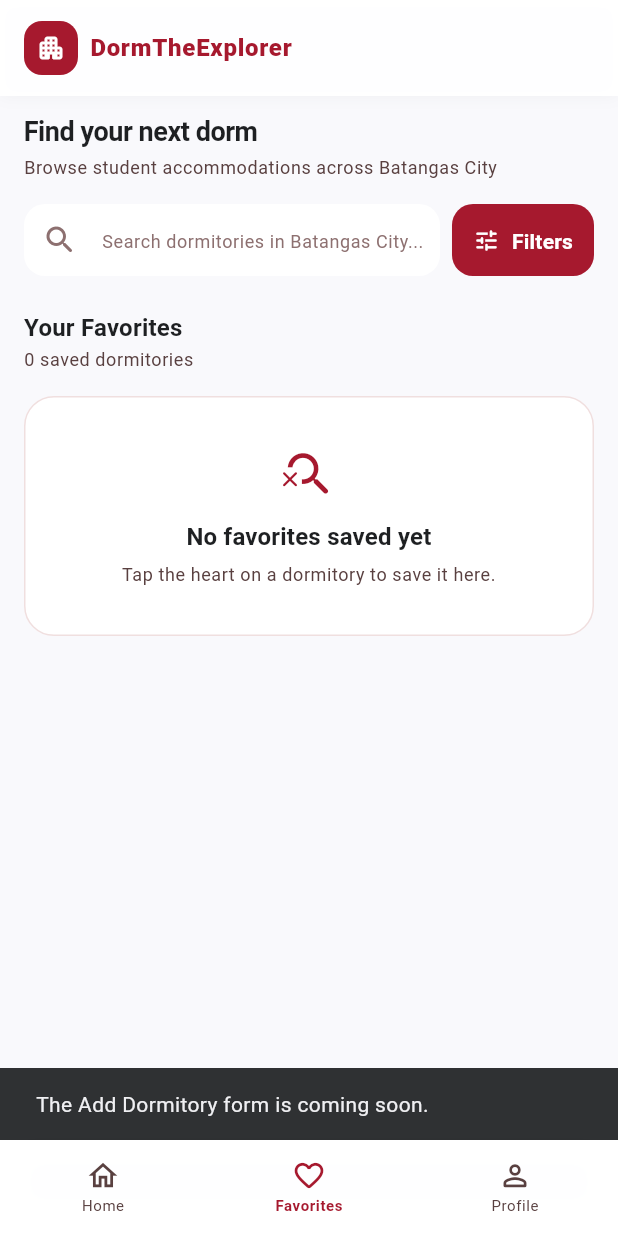
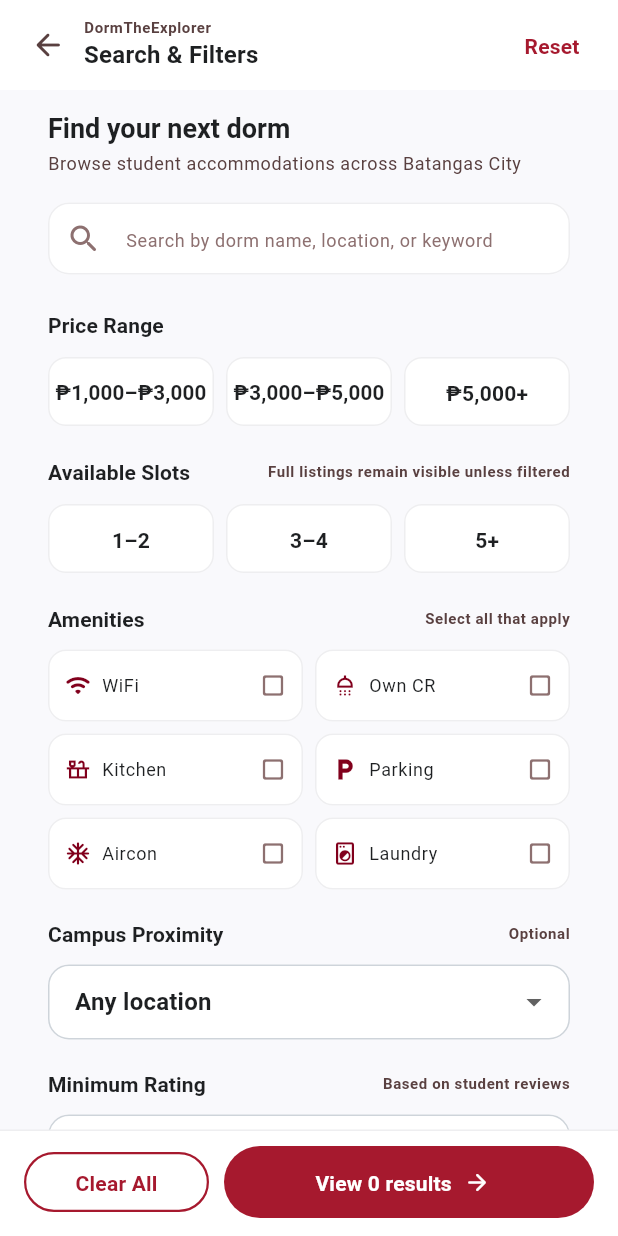
Before and after one commit to Aki-Mitsu/DormTheExplorer, a Flutter app: the DormDashboardScreen screen opened directly with empty values, item 2 of the bottom bar chosen, after a tap on "Filters", on a phone screen of 412 x 824 dp. Run offline on Flutter 3.47's test engine with Material 3 defaults, Android fonts, the phone set to English and light mode, and no system bars; our stand-ins replace cloud_firestore, firebase_auth, firebase_core, flutter_map, latlong2, material_ui; accounts and stored records are empty; network calls fail; Roboto replaces fonts that are missing (Plus Jakarta Sans).

Commit message:
feat(dormitories): add seeker search and filters

```diff
--- a/lib/features/dormitories/presentation/dorm_dashboard_screen.dart
+++ b/lib/features/dormitories/presentation/dorm_dashboard_screen.dart
@@ -5,6 +5,7 @@ import '../data/dormitory_repository.dart';
 import '../domain/dormitory.dart';
 import 'dorm_dashboard_view_model.dart';
 import 'dorm_details_screen.dart';
+import 'search_filters_screen.dart';
 
 class DormDashboardScreen extends StatefulWidget {
   const DormDashboardScreen({
@@ -71,6 +72,17 @@ class _DormDashboardScreenState extends State<DormDashboardScreen> {
       ..showSnackBar(
         const SnackBar(content: Text('The Add Dormitory form is coming soon.')),
       );
+  }
+
+  void _openSearchFilters() {
+    Navigator.of(context).push(
+      MaterialPageRoute<void>(
+        builder: (_) => SearchFiltersScreen(
+          repository: _viewModel.repository,
+          initialQuery: _viewModel.searchQuery,
+        ),
+      ),
+    );
   }
 
   void _showProfilePlaceholder() {
@@ -205,7 +217,7 @@ class _DormDashboardScreenState extends State<DormDashboardScreen> {
             SizedBox(
               height: 48,
               child: FilledButton.icon(
-                onPressed: _showComingSoon,
+                onPressed: _openSearchFilters,
                 style: FilledButton.styleFrom(
                   minimumSize: const Size(94, 48),
                   backgroundColor: AppTheme.primaryContainer,
--- a/lib/features/dormitories/presentation/dorm_dashboard_view_model.dart
+++ b/lib/features/dormitories/presentation/dorm_dashboard_view_model.dart
@@ -30,6 +30,7 @@ class DormDashboardViewModel extends ChangeNotifier {
   bool get isLoading => _isLoading;
   Object? get error => _error;
   bool get showFavoritesOnly => _showFavoritesOnly;
+  String get searchQuery => _searchQuery;
   bool isFavorite(String dormitoryId) => _favoriteIds.contains(dormitoryId);
 
   List<Dormitory> get visibleDormitories {
--- /dev/null
+++ b/lib/features/dormitories/presentation/search_filters_screen.dart
@@ -0,0 +1,291 @@
+import 'package:material_ui/material_ui.dart';
+import '../../../theme/app_theme.dart';
+import '../data/dormitory_repository.dart';
+import '../domain/dormitory.dart';
+import '../domain/route_destination.dart';
+import 'dorm_details_screen.dart';
+import 'search_filters_view_model.dart';
+
+class SearchFiltersScreen extends StatefulWidget {
+  const SearchFiltersScreen({super.key, required this.repository, this.initialQuery = ''});
+  final DormitoryRepository repository;
+  final String initialQuery;
+  @override
+  State<SearchFiltersScreen> createState() => _SearchFiltersScreenState();
+}
+
+class _SearchFiltersScreenState extends State<SearchFiltersScreen> {
+  late final SearchFiltersViewModel vm;
+  late final TextEditingController queryController;
+  final ScrollController _scrollController = ScrollController();
+  @override
+  void initState() {
+    super.initState();
+    queryController = TextEditingController(text: widget.initialQuery);
+    vm = SearchFiltersViewModel(repository: widget.repository, initialQuery: widget.initialQuery)
+      ..addListener(_changed);
+  }
+  void _changed() { if (mounted) setState(() {}); }
+  @override
+  void dispose() {
+    vm..removeListener(_changed)..dispose();
+    queryController.dispose();
+    _scrollController.dispose();
+    super.dispose();
+  }
+  void _clear() { queryController.clear(); vm.clear(); }
+
+  @override
+  Widget build(BuildContext context) => Scaffold(
+    backgroundColor: AppTheme.surface,
+    body: SafeArea(child: Column(children: [
+      _header(),
+      Expanded(child: LayoutBuilder(builder: (context, constraints) {
+        final width = constraints.maxWidth > 1000 ? 920.0 : constraints.maxWidth - 32;
+        return Align(alignment: Alignment.topCenter, child: SizedBox(width: width,
+          child: SingleChildScrollView(controller: _scrollController, padding: const EdgeInsets.fromLTRB(16, 14, 16, 24),
+            child: Column(crossAxisAlignment: CrossAxisAlignment.stretch, children: [
+              Text('Find your next dorm', style: Theme.of(context).textTheme.headlineSmall?.copyWith(fontWeight: FontWeight.w700)),
+              const SizedBox(height: 3),
+              Text('Browse student accommodations across Batangas City', style: Theme.of(context).textTheme.bodySmall?.copyWith(color: AppTheme.onSurfaceVariant)),
+              const SizedBox(height: 18),
+              _search(),
+              const SizedBox(height: 22),
+              _choiceSection<PriceBand>('Price Range', null, const [
+                ('₱1,000–₱3,000', PriceBand.budget), ('₱3,000–₱5,000', PriceBand.midRange), ('₱5,000+', PriceBand.premium)
+              ], vm.price, vm.setPrice),
+              const SizedBox(height: 20),
+              _choiceSection<SlotBand>('Available Slots', 'Full listings remain visible unless filtered', const [
+                ('1–2', SlotBand.oneToTwo), ('3–4', SlotBand.threeToFour), ('5+', SlotBand.fiveOrMore)
+              ], vm.slots, vm.setSlots),
+              const SizedBox(height: 20),
+              _amenities(),
+              const SizedBox(height: 20),
+              _dropdownSection<int?>('Campus Proximity', 'Optional', vm.campusIndex,
+                [const DropdownMenuItem<int?>(value: null, child: Text('Any location')),
+                 for (var i = 0; i < RouteDestination.campuses.length; i++)
+                   DropdownMenuItem<int?>(value: i, child: Text(switch(i) { 0 => 'Near Alangilan Campus', 1 => 'Near Pablo Borbon Campus', _ => 'Near LPU' }))],
+                vm.setCampus),
+              const SizedBox(height: 20),
+              _dropdownSection<double>('Minimum Rating', 'Based on student reviews', vm.rating, const [
+                DropdownMenuItem(value: 0, child: Text('Any rating')),
+                DropdownMenuItem(value: 4, child: Text('4 stars & up')),
+                DropdownMenuItem(value: 4.5, child: Text('4.5 stars & up')),
+              ], (v) { if (v != null) vm.setRating(v); }),
+              const SizedBox(height: 24),
+              _resultsHeader(),
+              const SizedBox(height: 12),
+              _results(constraints.maxWidth),
+            ]),
+          ),
+        ));
+      })),
+    ])),
+    bottomNavigationBar: SafeArea(top: false, child: Container(
+      padding: const EdgeInsets.fromLTRB(16, 10, 16, 12),
+      decoration: const BoxDecoration(color: AppTheme.surfaceContainerLowest,
+        border: Border(top: BorderSide(color: AppTheme.surfaceContainer))),
+      child: Row(children: [
+        Expanded(child: OutlinedButton(onPressed: _clear, child: const Text('Clear All'))),
+        const SizedBox(width: 10),
+        Expanded(flex: 2, child: FilledButton.icon(
+          onPressed: () {
+            FocusScope.of(context).unfocus();
+            _scrollController.animateTo(
+              _scrollController.position.maxScrollExtent,
+              duration: const Duration(milliseconds: 300),
+              curve: Curves.easeOut,
+            );
+          },
+          iconAlignment: IconAlignment.end, icon: const Icon(Icons.arrow_forward_rounded),
+          label: Text('View ${vm.results.length} results'))),
+      ]),
+    )),
+  );
+
+  Widget _header() => Container(
+    padding: const EdgeInsets.fromLTRB(8, 6, 12, 6),
+    color: AppTheme.surfaceContainerLowest,
+    child: Row(children: [
+      IconButton(tooltip: 'Back to dorm listings', onPressed: () => Navigator.maybePop(context), icon: const Icon(Icons.arrow_back_rounded)),
+      Expanded(child: Column(crossAxisAlignment: CrossAxisAlignment.start, children: [
+        Text('DormTheExplorer', style: Theme.of(context).textTheme.labelSmall?.copyWith(color: AppTheme.onSurfaceVariant)),
+        Text('Search & Filters', style: Theme.of(context).textTheme.titleMedium?.copyWith(fontWeight: FontWeight.w700)),
+      ])),
+      TextButton(onPressed: _clear, child: const Text('Reset')),
+    ]),
+  );
+
+  Widget _search() => SizedBox(height: 50, child: TextField(
+    controller: queryController, onChanged: vm.updateQuery, textInputAction: TextInputAction.search,
+    decoration: InputDecoration(
+      hintText: 'Search by dorm name, location, or keyword',
+      hintStyle: Theme.of(context).textTheme.bodySmall?.copyWith(color: AppTheme.outline),
+      prefixIcon: const Icon(Icons.search_rounded, color: AppTheme.outline),
+      suffixIcon: vm.query.isEmpty ? null : IconButton(onPressed: () {
+        queryController.clear(); vm.updateQuery('');
+      }, icon: const Icon(Icons.close_rounded)),
+      filled: true, fillColor: AppTheme.surfaceContainerLowest,
+      contentPadding: const EdgeInsets.symmetric(vertical: 12),
+      border: OutlineInputBorder(borderRadius: BorderRadius.circular(14), borderSide: const BorderSide(color: AppTheme.surfaceContainer)),
+      enabledBorder: OutlineInputBorder(borderRadius: BorderRadius.circular(14), borderSide: const BorderSide(color: AppTheme.surfaceContainer)),
+    ),
+  ));
+
+  Widget _choiceSection<T>(String title, String? note, List<(String,T)> choices,
+      T? selected, ValueChanged<T?> changed) => Column(crossAxisAlignment: CrossAxisAlignment.start, children: [
+    _sectionTitle(title, note), const SizedBox(height: 10),
+    Row(children: [for (var i = 0; i < choices.length; i++) ...[
+      if (i > 0) const SizedBox(width: 8),
+      Expanded(child: OutlinedButton(
+        onPressed: () => changed(selected == choices[i].$2 ? null : choices[i].$2),
+        style: OutlinedButton.styleFrom(minimumSize: const Size.fromHeight(46),
+          padding: const EdgeInsets.symmetric(horizontal: 5),
+          foregroundColor: selected == choices[i].$2 ? AppTheme.onPrimary : AppTheme.onSurface,
+          backgroundColor: selected == choices[i].$2 ? AppTheme.primary : AppTheme.surfaceContainerLowest,
+          side: BorderSide(color: selected == choices[i].$2 ? AppTheme.primary : AppTheme.surfaceContainer),
+          shape: RoundedRectangleBorder(borderRadius: BorderRadius.circular(12))),
+        child: FittedBox(child: Text(choices[i].$1)),
+      )),
+    ]]),
+  ]);
+
+  Widget _amenities() {
+    const items = <(String,String,IconData)>[
+      ('wifi','WiFi',Icons.wifi_rounded), ('own_cr','Own CR',Icons.shower_outlined),
+      ('kitchen','Kitchen',Icons.countertops_outlined), ('parking','Parking',Icons.local_parking_outlined),
+      ('aircon','Aircon',Icons.ac_unit_rounded), ('laundry','Laundry',Icons.local_laundry_service_outlined),
+    ];
+    return Column(crossAxisAlignment: CrossAxisAlignment.start, children: [
+      _sectionTitle('Amenities', 'Select all that apply'), const SizedBox(height: 10),
+      LayoutBuilder(builder: (context, box) {
+        final columns = box.maxWidth >= 540 ? 3 : 2;
+        final itemWidth = (box.maxWidth - (columns - 1) * 8) / columns;
+        return Wrap(spacing: 8, runSpacing: 8, children: items.map((item) {
+          final selected = vm.amenities.contains(item.$1);
+          return SizedBox(width: itemWidth, child: Material(
+            color: selected ? AppTheme.accentBackground : AppTheme.surfaceContainerLowest,
+            borderRadius: BorderRadius.circular(12),
+            child: InkWell(onTap: () => vm.toggleAmenity(item.$1), borderRadius: BorderRadius.circular(12),
+              child: Container(height: 48, padding: const EdgeInsets.symmetric(horizontal: 10),
+                decoration: BoxDecoration(borderRadius: BorderRadius.circular(12),
+                  border: Border.all(color: selected ? AppTheme.primaryFixedDim : AppTheme.surfaceContainer)),
+                child: Row(children: [
+                  Icon(item.$3, size: 18, color: AppTheme.primaryDeep), const SizedBox(width: 7),
+                  Expanded(child: Text(item.$2, overflow: TextOverflow.ellipsis, style: Theme.of(context).textTheme.bodySmall)),
+                  Icon(selected ? Icons.check_box_rounded : Icons.check_box_outline_blank_rounded,
+                    size: 18, color: selected ? AppTheme.primary : AppTheme.outline),
+                ]),
+              ),
+            ),
+          ));
+        }).toList());
+      }),
+    ]);
+  }
+
+  Widget _dropdownSection<T>(String title, String note, T value, List<DropdownMenuItem<T>> items,
+      ValueChanged<T?> changed) => Column(crossAxisAlignment: CrossAxisAlignment.start, children: [
+    _sectionTitle(title, note), const SizedBox(height: 10),
+    DropdownButtonFormField<T>(initialValue: value, isExpanded: true, items: items, onChanged: changed,
+      decoration: InputDecoration(filled: true, fillColor: AppTheme.surfaceContainerLowest,
+        contentPadding: const EdgeInsets.symmetric(horizontal: 14, vertical: 13),
+        border: OutlineInputBorder(borderRadius: BorderRadius.circular(14),
+          borderSide: const BorderSide(color: AppTheme.surfaceContainer))),
+    ),
+  ]);
+
+  Widget _sectionTitle(String title, String? note) => Row(children: [
+    Expanded(child: Text(title, style: Theme.of(context).textTheme.titleSmall?.copyWith(fontWeight: FontWeight.w700))),
+    if (note != null) Text(note, style: Theme.of(context).textTheme.labelSmall?.copyWith(color: AppTheme.onSurfaceVariant)),
+  ]);
+
+  Widget _resultsHeader() => Row(crossAxisAlignment: CrossAxisAlignment.end, children: [
+    Expanded(child: Column(crossAxisAlignment: CrossAxisAlignment.start, children: [
+      Text('Dormitories in Batangas City', style: Theme.of(context).textTheme.titleMedium?.copyWith(fontWeight: FontWeight.w700)),
+      const SizedBox(height: 2),
+      Text('Showing ${vm.results.length}${vm.results.length == 1 ? ' verified dorm available for rent' : ' verified dorms available for rent'}',
+        style: Theme.of(context).textTheme.bodySmall?.copyWith(color: AppTheme.onSurfaceVariant)),
+    ])),
+    DropdownButtonHideUnderline(child: DropdownButton<DormSort>(value: vm.sort, isDense: true,
+      items: const [
+        DropdownMenuItem(value: DormSort.recommended, child: Text('Recommended')),
+        DropdownMenuItem(value: DormSort.priceLow, child: Text('Price: Low to high')),
+        DropdownMenuItem(value: DormSort.priceHigh, child: Text('Price: High to low')),
+        DropdownMenuItem(value: DormSort.rating, child: Text('Top rated')),
+      ], onChanged: (v) { if (v != null) vm.setSort(v); })),
+  ]);
+
+  Widget _results(double width) {
+    if (vm.loading) {
+      return const Padding(padding: EdgeInsets.all(40), child: Center(child: CircularProgressIndicator()));
+    }
+    if (vm.error != null) {
+      return _message(Icons.cloud_off_outlined, 'Could not load dormitories',
+          'Check your connection and Firestore access, then try again.', 'Try again', vm.retry);
+    }
+    final items = vm.results;
+    if (items.isEmpty) {
+      return _message(Icons.search_off_rounded, 'No dorms found',
+          'Try changing your search or clearing one or more filters.');
+    }
+    return GridView.builder(shrinkWrap: true, physics: const NeverScrollableScrollPhysics(),
+      itemCount: items.length,
+      gridDelegate: SliverGridDelegateWithFixedCrossAxisCount(
+        crossAxisCount: width >= 760 ? 3 : 2, mainAxisExtent: 236, crossAxisSpacing: 12, mainAxisSpacing: 12),
+      itemBuilder: (context, index) => _DormCard(dorm: items[index], onTap: () =>
+        Navigator.push(context, MaterialPageRoute<void>(builder: (_) => DormDetailsScreen(
+          dormitory: items[index], canEditLocation: false, canReview: true)))),
+    );
+  }
+
+  Widget _message(IconData icon, String title, String subtitle, [String? action, VoidCallback? onPressed]) =>
+    Padding(padding: const EdgeInsets.symmetric(vertical: 34), child: Center(child: Column(children: [
+      Icon(icon, size: 38, color: AppTheme.outline), const SizedBox(height: 10),
+      Text(title, style: Theme.of(context).textTheme.titleMedium), const SizedBox(height: 4),
+      Text(subtitle, textAlign: TextAlign.center, style: Theme.of(context).textTheme.bodySmall?.copyWith(color: AppTheme.onSurfaceVariant)),
+      if (action != null) TextButton(onPressed: onPressed, child: Text(action)),
+    ])));
+}
+
+class _DormCard extends StatelessWidget {
+  const _DormCard({required this.dorm, required this.onTap});
+  final Dormitory dorm;
+  final VoidCallback onTap;
+  @override
+  Widget build(BuildContext context) {
+    final photo = dorm.photoUrls.isNotEmpty && dorm.photoUrls.first.isNotEmpty;
+    return Material(color: AppTheme.surfaceContainerLowest, borderRadius: BorderRadius.circular(16),
+      clipBehavior: Clip.antiAlias, child: InkWell(onTap: onTap, child: Column(
+        crossAxisAlignment: CrossAxisAlignment.stretch, children: [
+          SizedBox(height: 118, child: Stack(fit: StackFit.expand, children: [
+            if (photo) Image.network(dorm.photoUrls.first, fit: BoxFit.cover,
+              errorBuilder: (_, _, _) => _placeholder())
+            else _placeholder(),
+            if (dorm.availableSlots == 0) Positioned(top: 8, left: 8,
+              child: Container(padding: const EdgeInsets.symmetric(horizontal: 9, vertical: 4),
+                decoration: BoxDecoration(color: AppTheme.primary, borderRadius: BorderRadius.circular(20)),
+                child: const Text('FULL', style: TextStyle(color: AppTheme.onPrimary, fontSize: 10, fontWeight: FontWeight.w700)))),
+          ])),
+          Expanded(child: Padding(padding: const EdgeInsets.fromLTRB(10, 8, 10, 9),
+            child: Column(crossAxisAlignment: CrossAxisAlignment.start, children: [
+              Text(dorm.name.isEmpty ? 'Dorm name coming soon' : dorm.name, maxLines: 1, overflow: TextOverflow.ellipsis,
+                style: Theme.of(context).textTheme.labelLarge?.copyWith(fontWeight: FontWeight.w700)),
+              const SizedBox(height: 3),
+              Text(dorm.address, maxLines: 1, overflow: TextOverflow.ellipsis,
+                style: Theme.of(context).textTheme.labelSmall?.copyWith(color: AppTheme.onSurfaceVariant)),
+              const Spacer(),
+              Row(children: [
+                Expanded(child: Text('₱${dorm.monthlyPrice.toStringAsFixed(0)}/mo', maxLines: 1,
+                  style: Theme.of(context).textTheme.labelLarge?.copyWith(color: AppTheme.primary, fontWeight: FontWeight.w700))),
+                const Icon(Icons.star_rounded, size: 15, color: AppTheme.tertiaryAccent),
+                Text(dorm.averageRating?.toStringAsFixed(1) ?? 'New', style: Theme.of(context).textTheme.labelSmall),
+              ]),
+            ]),
+          )),
+        ],
+      )));
+  }
+  Widget _placeholder() => const ColoredBox(color: AppTheme.surfaceContainerHigh,
+    child: Center(child: Icon(Icons.apartment_rounded, size: 36, color: AppTheme.outline)));
+}
--- /dev/null
+++ b/lib/features/dormitories/presentation/search_filters_view_model.dart
@@ -0,0 +1,119 @@
+import 'dart:async';
+import 'package:flutter/foundation.dart';
+import 'package:latlong2/latlong.dart';
+import '../data/dormitory_repository.dart';
+import '../domain/dormitory.dart';
+import '../domain/route_destination.dart';
+
+enum PriceBand { budget, midRange, premium }
+enum SlotBand { oneToTwo, threeToFour, fiveOrMore }
+enum DormSort { recommended, priceLow, priceHigh, rating }
+
+class SearchFiltersViewModel extends ChangeNotifier {
+  SearchFiltersViewModel({required this.repository, String initialQuery = ''})
+      : query = initialQuery {
+    _subscription = repository.watchApprovedDormitories().listen(
+      (items) { dormitories = items; loading = false; error = null; notifyListeners(); },
+      onError: (Object value) { loading = false; error = value; notifyListeners(); },
+    );
+  }
+  final DormitoryRepository repository;
+  static const campusRadiusKm = 3.0;
+  static const _distance = Distance();
+  StreamSubscription<List<Dormitory>>? _subscription;
+  List<Dormitory> dormitories = const [];
+  String query;
+  PriceBand? price;
+  SlotBand? slots;
+  final Set<String> amenities = {};
+  int? campusIndex;
+  double rating = 0;
+  DormSort sort = DormSort.recommended;
+  bool loading = true;
+  Object? error;
+
+  List<Dormitory> get results {
+    Iterable<Dormitory> list = dormitories;
+    final q = query.trim().toLowerCase();
+    if (q.isNotEmpty) {
+      list = list.where((d) => [d.name, d.address, d.description, d.proximityLabel ?? '', ...d.amenities]
+          .join(' ').toLowerCase().contains(q));
+    }
+    if (price case final band?) {
+      list = list.where((d) {
+        final value = d.monthlyPrice.toDouble();
+        return switch (band) {
+          PriceBand.budget => value >= 1000 && value <= 3000,
+          PriceBand.midRange => value > 3000 && value <= 5000,
+          PriceBand.premium => value >= 5000,
+        };
+      });
+    }
+    if (slots case final band?) {
+      list = list.where((d) => switch (band) {
+        SlotBand.oneToTwo => d.availableSlots >= 1 && d.availableSlots <= 2,
+        SlotBand.threeToFour => d.availableSlots >= 3 && d.availableSlots <= 4,
+        SlotBand.fiveOrMore => d.availableSlots >= 5,
+      });
+    }
+    if (amenities.isNotEmpty) {
+      list = list.where((d) {
+        final have = d.amenities.map(_normalize).toSet();
+        return amenities.every(have.contains);
+      });
+    }
+    if (campusIndex case final index?) {
+      final campus = RouteDestination.campuses[index];
+      list = list.where((d) {
+        if (d.latitude != null && d.longitude != null) {
+          return _distance.as(LengthUnit.Kilometer, campus.location,
+            LatLng(d.latitude!, d.longitude!)) <= campusRadiusKm;
+        }
+        final label = (d.proximityLabel ?? '').toLowerCase();
+        return label.contains(switch(index) { 0 => 'alangilan', 1 => 'pablo borbon', _ => 'lpu' });
+      });
+    }
+    if (rating > 0) list = list.where((d) => (d.averageRating ?? 0) >= rating);
+    final output = list.toList();
+    switch (sort) {
+      case DormSort.recommended:
+        output.sort((a, b) {
+          final slotsOrder = b.availableSlots.compareTo(a.availableSlots);
+          return slotsOrder != 0 ? slotsOrder :
+            (b.averageRating ?? 0).compareTo(a.averageRating ?? 0);
+        });
+      case DormSort.priceLow: output.sort((a, b) => a.monthlyPrice.compareTo(b.monthlyPrice));
+      case DormSort.priceHigh: output.sort((a, b) => b.monthlyPrice.compareTo(a.monthlyPrice));
+      case DormSort.rating: output.sort((a, b) => (b.averageRating ?? 0).compareTo(a.averageRating ?? 0));
+    }
+    return output;
+  }
+
+  static String _normalize(String value) =>
+      value.toLowerCase().replaceAll(RegExp(r'[^a-z0-9]'), '');
+  void updateQuery(String value) { query = value; notifyListeners(); }
+  void setPrice(PriceBand? value) { price = value; notifyListeners(); }
+  void setSlots(SlotBand? value) { slots = value; notifyListeners(); }
+  void toggleAmenity(String value) {
+    if (!amenities.add(value)) amenities.remove(value);
+    notifyListeners();
+  }
+  void setCampus(int? value) { campusIndex = value; notifyListeners(); }
+  void setRating(double value) { rating = value; notifyListeners(); }
+  void setSort(DormSort value) { sort = value; notifyListeners(); }
+  void clear() {
+    query = ''; price = null; slots = null; amenities.clear();
+    campusIndex = null; rating = 0; sort = DormSort.recommended;
+    notifyListeners();
+  }
+  void retry() {
+    _subscription?.cancel();
+    loading = true; error = null; notifyListeners();
+    _subscription = repository.watchApprovedDormitories().listen(
+      (items) { dormitories = items; loading = false; error = null; notifyListeners(); },
+      onError: (Object value) { loading = false; error = value; notifyListeners(); },
+    );
+  }
+  @override
+  void dispose() { _subscription?.cancel(); super.dispose(); }
+}
```
